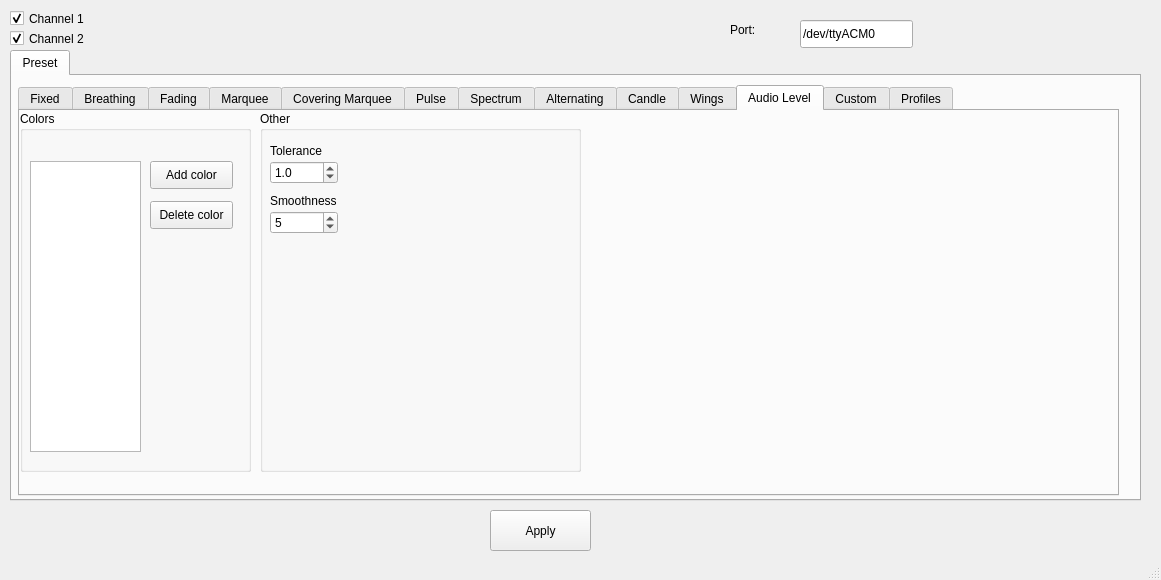
This is hue-gui.ui in kusti8/hue-plus as Qt 5 draws it before an edit. The edited form follows.
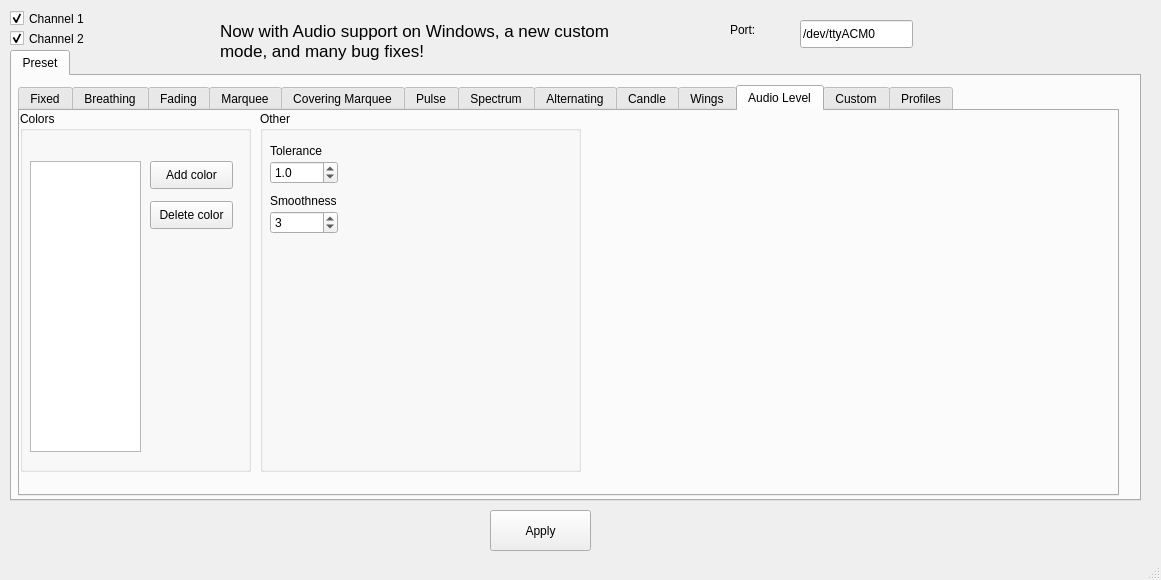
This is the edited form. The open tabs and pages were chosen to show the change.

Patch:
```diff
--- a/hue-gui.ui
+++ b/hue-gui.ui
@@ -1418,7 +1418,7 @@
           <number>0</number>
          </property>
          <property name="value">
-          <double>5.000000000000000</double>
+          <double>3.000000000000000</double>
          </property>
         </widget>
        </widget>
@@ -1828,6 +1828,27 @@
      <string>/dev/ttyACM0</string>
     </property>
    </widget>
+   <widget class="QLabel" name="label_6">
+    <property name="geometry">
+     <rect>
+      <x>220</x>
+      <y>20</y>
+      <width>441</width>
+      <height>41</height>
+     </rect>
+    </property>
+    <property name="font">
+     <font>
+      <pointsize>13</pointsize>
+     </font>
+    </property>
+    <property name="text">
+     <string>Now with Audio support on Windows, a new custom mode, and many bug fixes!</string>
+    </property>
+    <property name="wordWrap">
+     <bool>true</bool>
+    </property>
+   </widget>
   </widget>
   <widget class="QStatusBar" name="statusbar"/>
  </widget>
```
